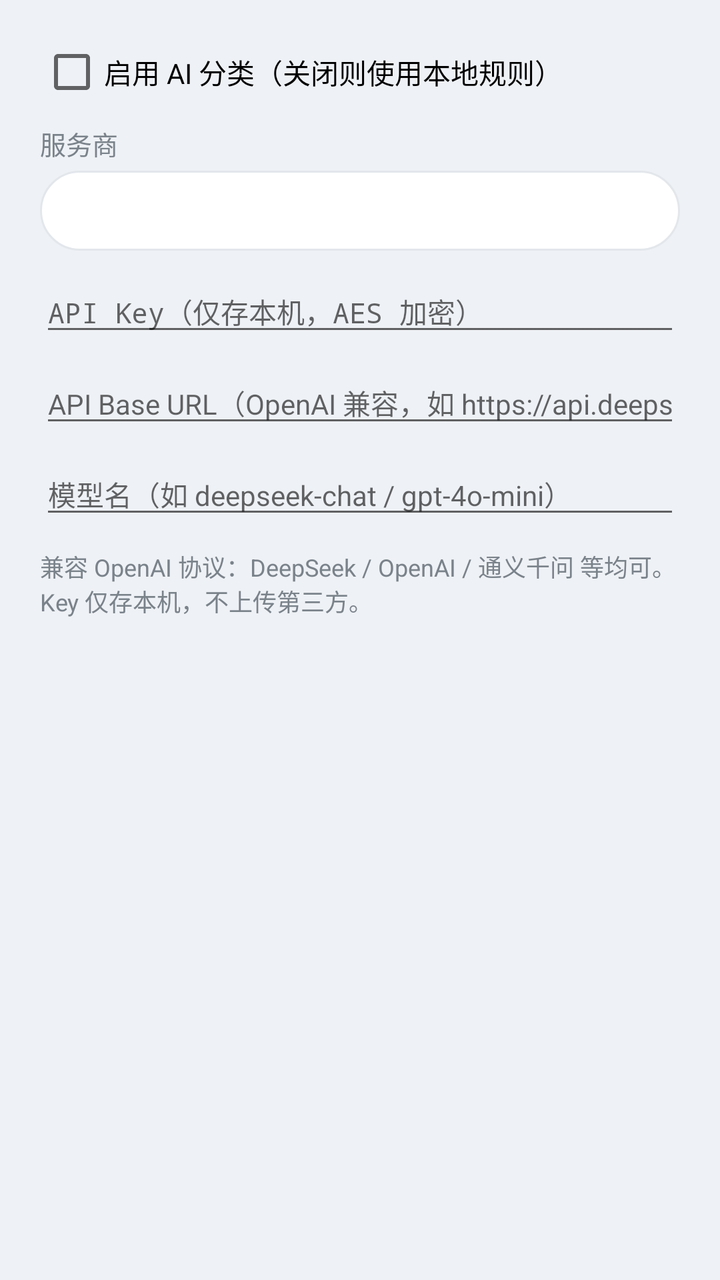
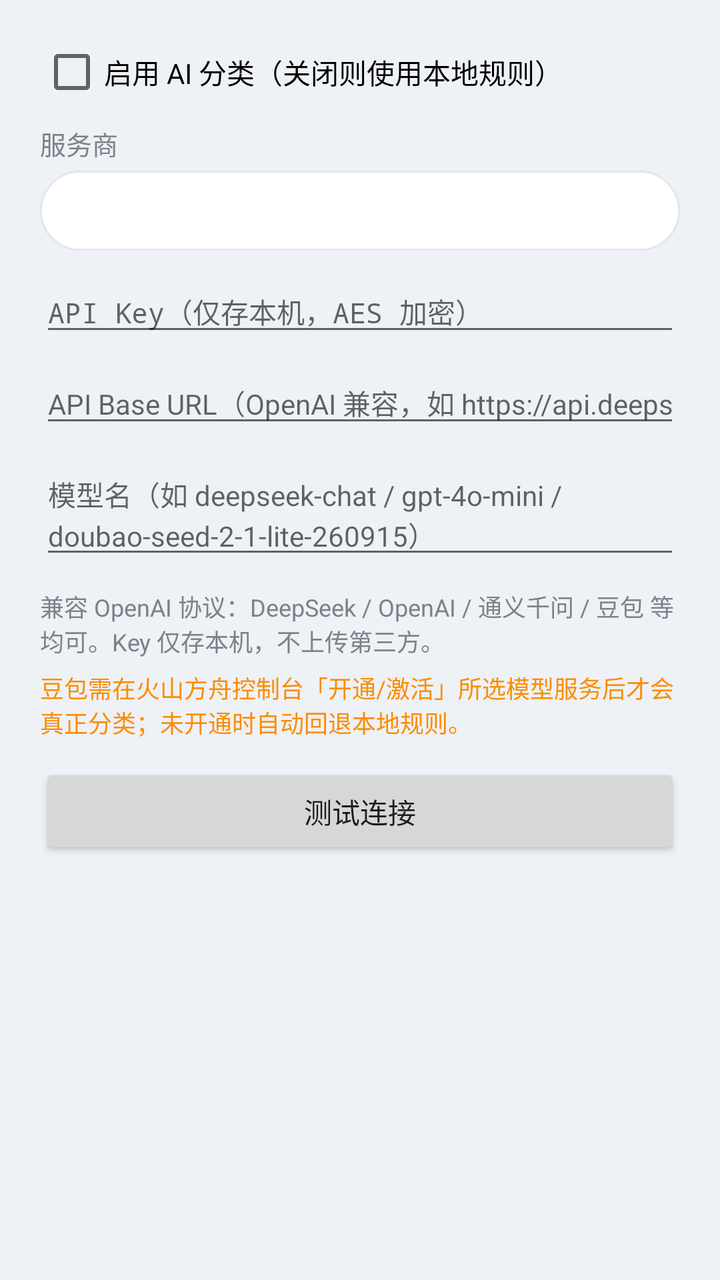

Two renders of the same Android screen: before a commit and after it. Below are the layout's source before the change and the commit's diff.
<!-- AndroidManifest.xml: application theme AppTheme -->
<!-- res/layout/dialog_ai_settings.xml -->
<?xml version="1.0" encoding="utf-8"?>
<LinearLayout xmlns:android="http://schemas.android.com/apk/res/android"
    android:layout_width="match_parent"
    android:layout_height="wrap_content"
    android:orientation="vertical"
    android:padding="20dp">

    <CheckBox
        android:id="@+id/ai_enabled"
        android:layout_width="match_parent"
        android:layout_height="wrap_content"
        android:text="@string/ai_enable_label"
        android:textSize="14sp" />

    <TextView
        android:layout_width="wrap_content"
        android:layout_height="wrap_content"
        android:layout_marginTop="10dp"
        android:text="@string/ai_provider_label"
        android:textSize="13sp"
        android:textColor="@color/sub" />

    <Spinner
        android:id="@+id/ai_provider"
        android:layout_width="match_parent"
        android:layout_height="40dp"
        android:layout_marginTop="4dp"
        android:background="@drawable/bg_search" />

    <EditText
        android:id="@+id/ai_key"
        android:layout_width="match_parent"
        android:layout_height="wrap_content"
        android:layout_marginTop="10dp"
        android:hint="@string/hint_api_key"
        android:inputType="textPassword"
        android:textSize="14sp" />

    <EditText
        android:id="@+id/ai_base"
        android:layout_width="match_parent"
        android:layout_height="wrap_content"
        android:layout_marginTop="8dp"
        android:hint="@string/label_base_url"
        android:inputType="textUri"
        android:textSize="14sp" />

    <EditText
        android:id="@+id/ai_model"
        android:layout_width="match_parent"
        android:layout_height="wrap_content"
        android:layout_marginTop="8dp"
        android:hint="@string/label_model"
        android:textSize="14sp" />

    <TextView
        android:id="@+id/ai_hint"
        android:layout_width="wrap_content"
        android:layout_height="wrap_content"
        android:layout_marginTop="10dp"
        android:text="兼容 OpenAI 协议：DeepSeek / OpenAI / 通义千问 等均可。Key 仅存本机，不上传第三方。"
        android:textSize="12sp"
        android:textColor="@color/sub" />

</LinearLayout>
<!-- resources referenced by this layout -->
<resources>
  <color name="sub">#7A828A</color>
  <!-- drawable bg_search (drawable) -->
  <?xml version="1.0" encoding="utf-8"?>
  <shape xmlns:android="http://schemas.android.com/apk/res/android"
      android:shape="rectangle">
      <solid android:color="@color/card" />
      <corners android:radius="24dp" />
      <stroke android:width="1dp" android:color="@color/divider" />
  </shape>
  <string name="ai_enable_label">启用 AI 分类（关闭则使用本地规则）</string>
  <string name="ai_provider_label">服务商</string>
  <string name="hint_api_key">API Key（仅存本机，AES 加密）</string>
  <string name="label_base_url">API Base URL（OpenAI 兼容，如 https://api.deepseek.com/v1）</string>
  <string name="label_model">模型名（如 deepseek-chat / gpt-4o-mini）</string>
  <style name="AppTheme" parent="@android:style/Theme.Material.Light.NoActionBar">
          <item name="android:colorPrimary">@color/primary</item>
          <item name="android:colorPrimaryDark">@color/primary_dark</item>
          <item name="android:colorAccent">@color/primary</item>
          <item name="android:windowBackground">@color/bg</item>
          <item name="android:statusBarColor">@color/primary_dark</item>
      </style>
  <color name="card">#FFFFFF</color>
  <color name="divider">#E3E7EC</color>
  <color name="primary">#1565C0</color>
  <color name="primary_dark">#0D47A1</color>
  <color name="bg">#EEF1F5</color>
</resources>

<!-- the commit's change to res/layout/dialog_ai_settings.xml (unified diff, before → after) -->
@@ -58,8 +58,25 @@
         android:layout_width="wrap_content"
         android:layout_height="wrap_content"
         android:layout_marginTop="10dp"
-        android:text="兼容 OpenAI 协议：DeepSeek / OpenAI / 通义千问 等均可。Key 仅存本机，不上传第三方。"
+        android:text="兼容 OpenAI 协议：DeepSeek / OpenAI / 通义千问 / 豆包 等均可。Key 仅存本机，不上传第三方。"
         android:textSize="12sp"
         android:textColor="@color/sub" />
 
+    <TextView
+        android:id="@+id/ai_note_doubao"
+        android:layout_width="wrap_content"
+        android:layout_height="wrap_content"
+        android:layout_marginTop="6dp"
+        android:text="@string/ai_note_doubao"
+        android:textSize="12sp"
+        android:textColor="@color/cat_promo" />
+
+    <Button
+        android:id="@+id/ai_test"
+        android:layout_width="match_parent"
+        android:layout_height="wrap_content"
+        android:layout_marginTop="12dp"
+        android:text="@string/ai_test"
+        android:textSize="14sp" />
+
 </LinearLayout>
<!-- resource entries referenced after the edit -->
@@ -1,5 +1,6 @@
 <!-- resources referenced by this layout -->
 <resources>
+  <color name="cat_promo">#FB8C00</color>
   <color name="sub">#7A828A</color>
   <!-- drawable bg_search (drawable) -->
   <?xml version="1.0" encoding="utf-8"?>
@@ -10,10 +11,12 @@
       <stroke android:width="1dp" android:color="@color/divider" />
   </shape>
   <string name="ai_enable_label">启用 AI 分类（关闭则使用本地规则）</string>
+  <string name="ai_note_doubao">豆包需在火山方舟控制台「开通/激活」所选模型服务后才会真正分类；未开通时自动回退本地规则。</string>
   <string name="ai_provider_label">服务商</string>
+  <string name="ai_test">测试连接</string>
   <string name="hint_api_key">API Key（仅存本机，AES 加密）</string>
   <string name="label_base_url">API Base URL（OpenAI 兼容，如 https://api.deepseek.com/v1）</string>
-  <string name="label_model">模型名（如 deepseek-chat / gpt-4o-mini）</string>
+  <string name="label_model">模型名（如 deepseek-chat / gpt-4o-mini / doubao-seed-2-1-lite-260915）</string>
   <style name="AppTheme" parent="@android:style/Theme.Material.Light.NoActionBar">
           <item name="android:colorPrimary">@color/primary</item>
           <item name="android:colorPrimaryDark">@color/primary_dark</item>
